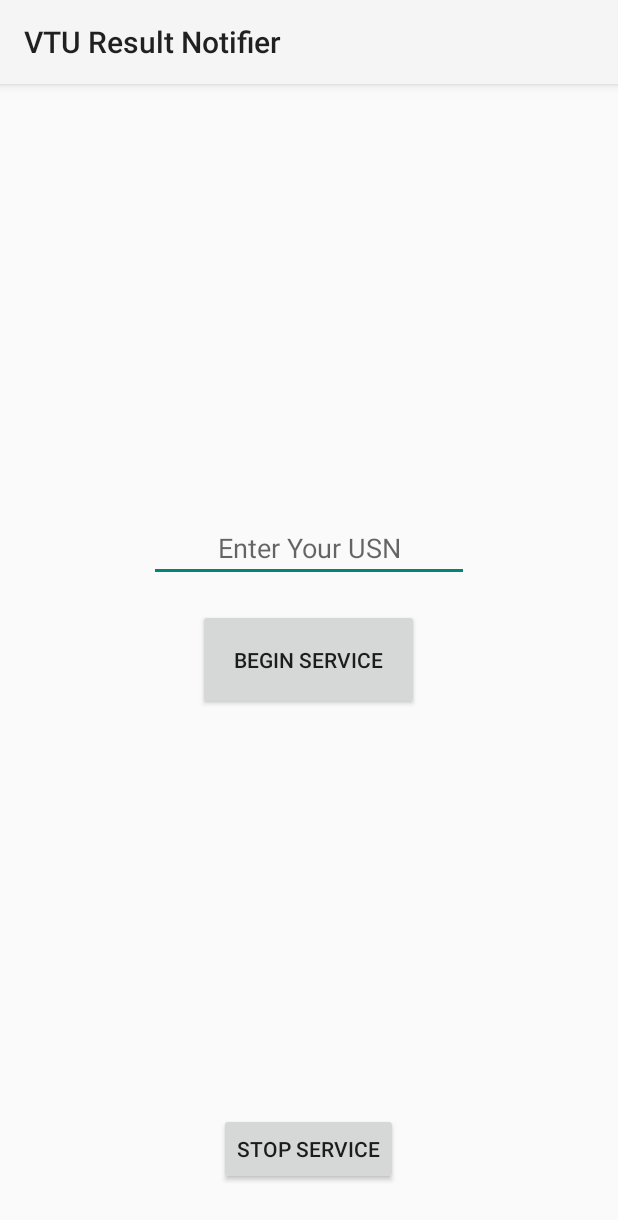
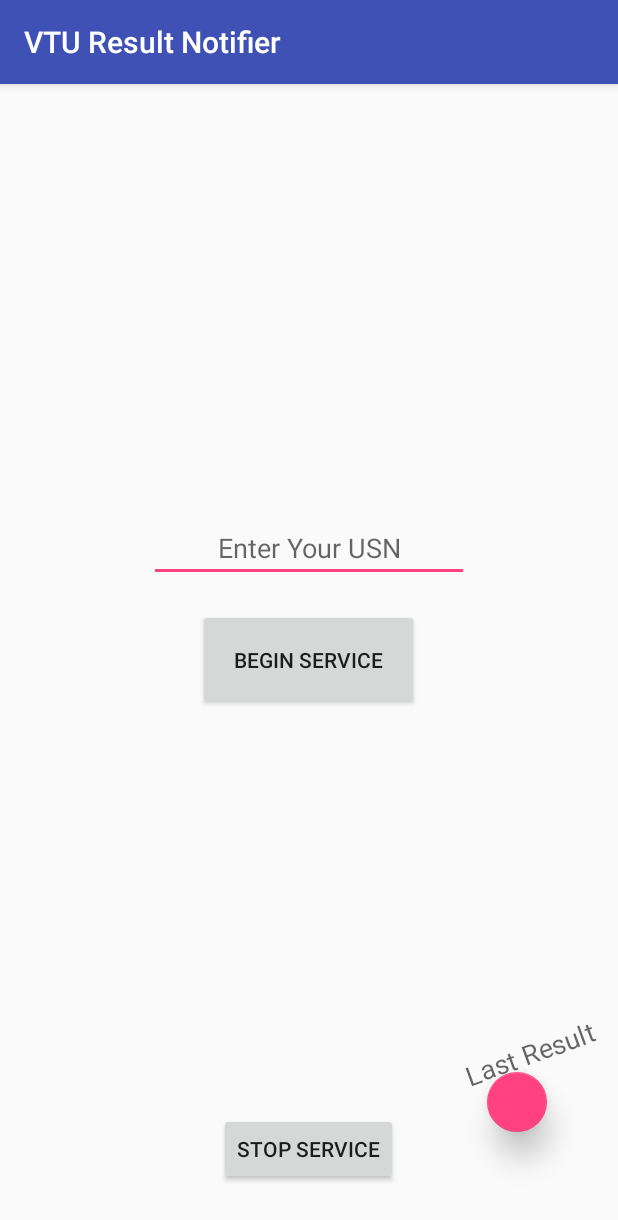
Before and after one commit to kuldeeps48/VTU-Result-Notifier, an Android app: the screen it shows after launch (MainActivity), on a phone screen of 412 x 824 dp. Shown: the top 1220 px of the screen. Run offline under Robolectric (Android 15) with nearby library versions, the phone set to English and light mode, and no system bars.

Commit message:
Last result show

```diff
--- a/app/build.gradle
+++ b/app/build.gradle
@@ -26,5 +26,6 @@ dependencies {
     })
     compile 'com.android.support:appcompat-v7:25.1.0'
     compile 'com.android.support.constraint:constraint-layout:1.0.0-alpha7'
+    compile 'com.android.support:design:25.1.0'
     testCompile 'junit:junit:4.12'
 }
--- a/app/src/main/java/com/kuldeep/aadarsh/vturesultnotifier/vturesultnotifier/ChangeTheme.java
+++ b/app/src/main/java/com/kuldeep/aadarsh/vturesultnotifier/vturesultnotifier/ChangeTheme.java
@@ -21,7 +21,7 @@ public class ChangeTheme {
             activity.setTheme(R.style.Theme_AppCompat);
         }
         else {
-            activity.setTheme(R.style.Theme_AppCompat_DayNight);
+            activity.setTheme(R.style.AppTheme);
         }
     }
 }
--- a/app/src/main/java/com/kuldeep/aadarsh/vturesultnotifier/vturesultnotifier/MainActivity.java
+++ b/app/src/main/java/com/kuldeep/aadarsh/vturesultnotifier/vturesultnotifier/MainActivity.java
@@ -3,7 +3,9 @@ package com.kuldeep.aadarsh.vturesultnotifier.vturesultnotifier;
 import android.app.Activity;
 import android.content.Intent;
 import android.os.Bundle;
+import android.support.design.widget.FloatingActionButton;
 import android.support.v7.app.AppCompatActivity;
+import android.util.Log;
 import android.view.View;
 import android.view.View.OnLongClickListener;
 import android.widget.Button;
@@ -18,6 +20,7 @@ public class MainActivity extends AppCompatActivity {
     private Button start;
     private Button stop;
     private String usn;
+    private FloatingActionButton floating_button;
     public static boolean longPress = false;
     private static boolean darkTheme = false;
 
@@ -27,6 +30,7 @@ public class MainActivity extends AppCompatActivity {
         super.onCreate(savedInstanceState);
         ChangeTheme.onActivityCreateSetTheme(this);
         setContentView(R.layout.activity_main);
+
 
         // Don't tell anyone about this!
         final EditText changeThemeAction = (EditText) findViewById(R.id.usn_edittext);
@@ -79,5 +83,15 @@ public class MainActivity extends AppCompatActivity {
             }
         });
 
+        floating_button = (FloatingActionButton) findViewById(R.id.floatingActionButton);
+        floating_button.setOnClickListener(new View.OnClickListener() {
+            @Override
+            public void onClick(View v) {
+                Intent intent = new Intent(MainActivity.this, ResultDisplay.class);
+                startActivity(intent);
+                Log.i("MainActivity", "Showed last stored result");
+            }
+        });
+
     }
 }
--- a/app/src/main/res/layout/activity_main.xml
+++ b/app/src/main/res/layout/activity_main.xml
@@ -1,46 +1,74 @@
 <?xml version="1.0" encoding="utf-8"?>
 <RelativeLayout
     xmlns:android="http://schemas.android.com/apk/res/android"
+    xmlns:app="http://schemas.android.com/apk/res-auto"
     xmlns:tools="http://schemas.android.com/tools"
+    android:id="@+id/root"
     android:layout_width="match_parent"
     android:layout_height="match_parent"
-    android:id="@+id/root"
+    android:orientation="vertical"
     tools:context="com.kuldeep.aadarsh.vturesultnotifier.vturesultnotifier.MainActivity"
-    android:orientation="vertical"
     >
 
     <Button
         android:id="@+id/start_button"
         android:layout_width="wrap_content"
         android:layout_height="wrap_content"
+        android:layout_centerHorizontal="true"
+        android:layout_centerVertical="true"
         android:elevation="10dp"
         android:padding="24dp"
-        android:text="@string/start_button"
-        android:layout_centerVertical="true"
-        android:layout_centerHorizontal="true"/>
+        android:text="@string/start_button"/>
 
     <EditText
         android:id="@+id/usn_edittext"
-        android:hint="@string/usn_edittext"
         android:layout_width="wrap_content"
         android:layout_height="wrap_content"
         android:layout_above="@+id/start_button"
         android:layout_centerHorizontal="true"
         android:layout_marginBottom="18dp"
         android:ems="10"
+        android:hint="@string/usn_edittext"
         android:inputType="textPersonName"
+        android:longClickable="true"
         android:textAlignment="center"
-        android:longClickable="true"
         />
 
     <Button
         android:id="@+id/stop_button"
         android:layout_width="wrap_content"
         android:layout_height="wrap_content"
-        android:text="@string/stop_button"
         android:layout_alignParentBottom="true"
         android:layout_centerHorizontal="true"
-        android:layout_marginBottom="34dp"/>
+        android:layout_marginBottom="34dp"
+        android:text="@string/stop_button"/>
 
+    <android.support.design.widget.FloatingActionButton
+        android:id="@+id/floatingActionButton"
+        android:layout_width="wrap_content"
+        android:layout_height="wrap_content"
+        android:layout_marginBottom="35dp"
+        android:layout_marginStart="12dp"
+        android:background="@color/colorAccent"
+        android:clickable="true"
+        android:tint="@color/colorAccent"
+        app:elevation="12dp"
+        app:fabSize="mini"
+        app:rippleColor="@color/colorAccent"
+        app:srcCompat="@color/colorAccent"
+        android:layout_alignBottom="@+id/stop_button"
+        android:layout_toEndOf="@+id/usn_edittext"/>
+
+    <TextView
+        android:layout_width="wrap_content"
+        android:layout_height="wrap_content"
+        android:layout_gravity="center"
+        android:elevation="15dp"
+        android:rotation="-20"
+        android:text="@string/prev_result"
+        android:textAppearance="@android:style/TextAppearance.Material.Medium"
+        android:layout_above="@+id/floatingActionButton"
+        android:layout_alignParentEnd="true"
+        android:layout_marginEnd="13dp"/>
 
 </RelativeLayout>
--- a/app/src/main/res/values/colors.xml
+++ b/app/src/main/res/values/colors.xml
@@ -2,5 +2,5 @@
 <resources>
     <color name="colorPrimary">#3F51B5</color>
     <color name="colorPrimaryDark">#303F9F</color>
-    <color name="colorAccent">#FF4081</color>
+    <color name="colorAccent">#ff4081</color>
 </resources>
--- a/app/src/main/res/values/strings.xml
+++ b/app/src/main/res/values/strings.xml
@@ -6,4 +6,5 @@
     <string name="proper_usn">Invalid USN. Check And Try Again.</string>
     <string name="service_started">Service Started!</string>
     <string name="service_stopped">Service Stopped</string>
+    <string name="prev_result">Last Result</string>
 </resources>
```
Also changed, not shown: app/src/main/AndroidManifest.xml (+12 -9 lines).
